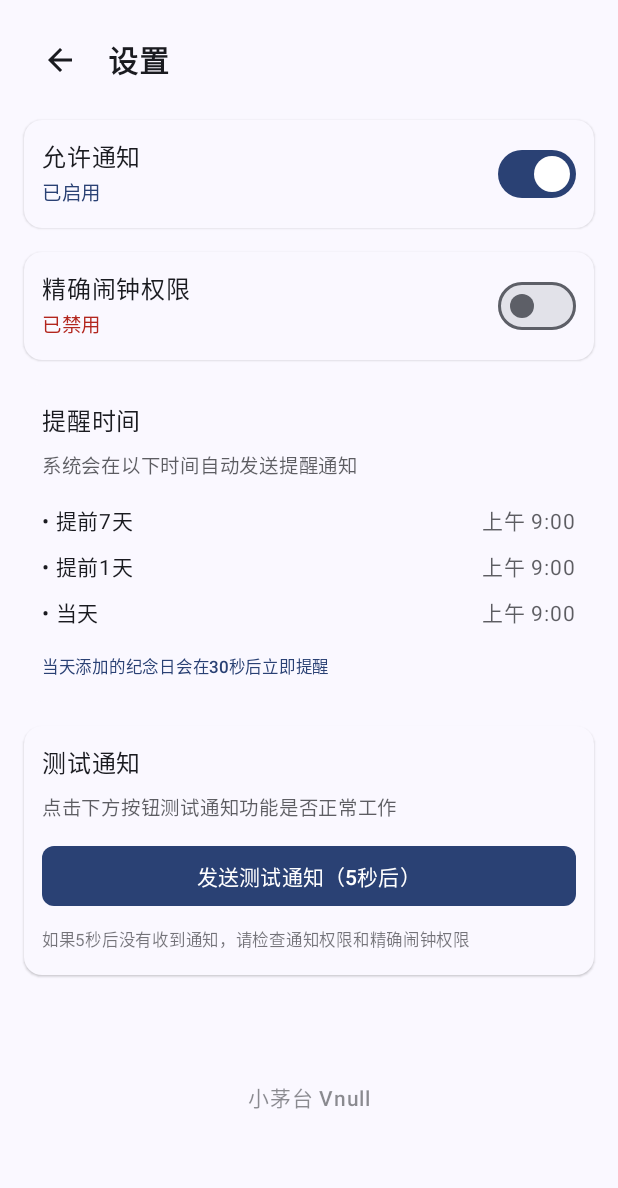
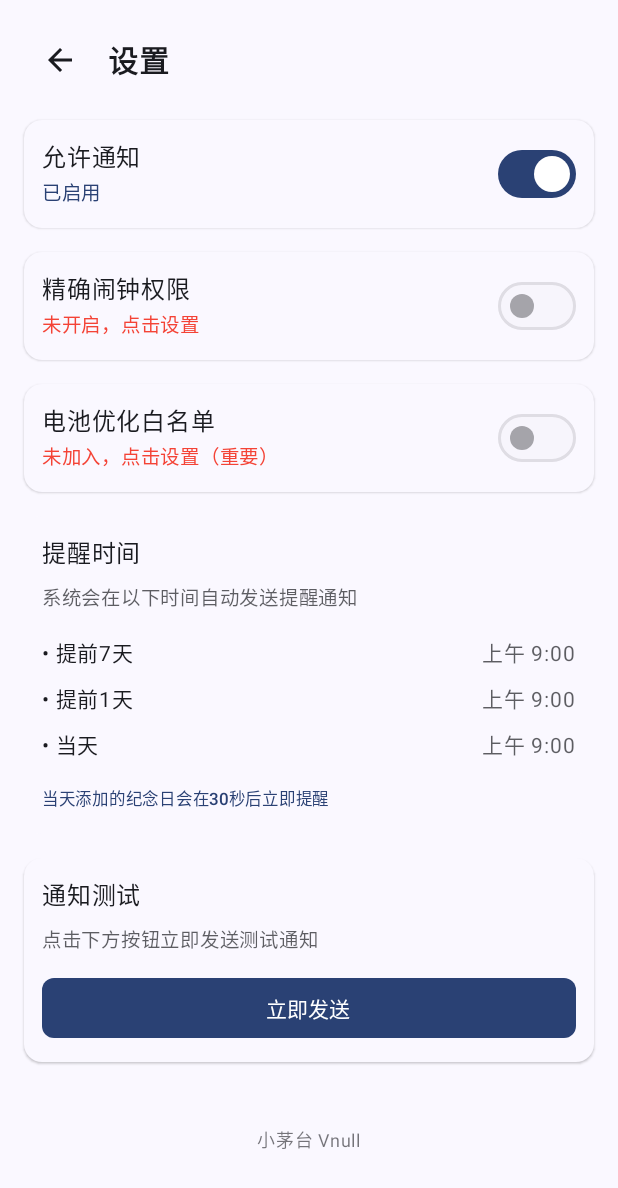
Before and after one commit to hc353167950/xiaomaotai, an Android app built with Jetpack Compose: the composable SettingsScreen shown on its own in the app's theme, on a phone screen of 412 x 824 dp. Shown: the top 1188 px of the screen. Run offline under Robolectric (Android 15) with nearby library versions, the phone set to English and light mode, and no system bars.

Commit message:
Fix notification system and optimize settings UI
- Remove unnecessary test files (LeapMonthTest.kt, ExampleUnitTest.kt, ExampleInstrumentedTest.kt)
- Fix duplicate reminder prevention for all reminder types (7天前/1天前/当天)
- Improve day calculation precision using date-only comparison
- Implement smart immediate reminder logic for same-day events
- Fix settings page UI issues:
  - Remove duplicate test notification card
  - Move version info to follow page content (non-fixed position)
  - Adjust reminder time and test notification order
  - Remove unnecessary notification check reminder text
- Enhance notification channel configuration and battery optimization handling

```diff
--- a/app/src/main/java/com/example/xiaomaotai/SettingsScreen.kt
+++ b/app/src/main/java/com/example/xiaomaotai/SettingsScreen.kt
@@ -14,6 +14,7 @@ import androidx.compose.material3.*
 import androidx.compose.runtime.*
 import androidx.compose.ui.Alignment
 import androidx.compose.ui.Modifier
+import androidx.compose.ui.graphics.Color
 import androidx.compose.ui.platform.LocalContext
 import androidx.compose.ui.text.font.FontWeight
 import androidx.compose.ui.unit.dp
@@ -71,7 +72,7 @@ fun SettingsScreen(onNavigateBack: () -> Unit = {}) {
                 .fillMaxSize()
                 .verticalScroll(rememberScrollState())
                 .padding(horizontal = 16.dp, vertical = 16.dp)
-                .padding(bottom = 140.dp), // 为底部版本信息预留更多空间
+                .padding(bottom = 120.dp), // 为底部版本信息和导航栏预留足够空间
             verticalArrangement = Arrangement.spacedBy(16.dp)
         ) {
         // 简约顶部导航栏
@@ -145,7 +146,7 @@ fun SettingsScreen(onNavigateBack: () -> Unit = {}) {
             }
         }
 
-        // 精确闹钟权限设置项
+        // 精确闹钟权限设置
         Card(
             modifier = Modifier.fillMaxWidth(),
             elevation = CardDefaults.cardElevation(defaultElevation = 1.dp),
@@ -153,18 +154,16 @@ fun SettingsScreen(onNavigateBack: () -> Unit = {}) {
                 containerColor = MaterialTheme.colorScheme.surface
             )
         ) {
-            Column(
-                modifier = Modifier.padding(12.dp)
-            ) {
             Row(
                 modifier = Modifier
                     .fillMaxWidth()
                     .clickable {
-                            val intent = Intent(Settings.ACTION_REQUEST_SCHEDULE_EXACT_ALARM).apply {
-                                data = android.net.Uri.parse("package:${context.packageName}")
+                        if (!permissionSummary.hasExactAlarm) {
+                            val intent = Intent(Settings.ACTION_REQUEST_SCHEDULE_EXACT_ALARM)
+                            context.startActivity(intent)
                         }
-                            context.startActivity(intent)
-                        },
+                    }
+                    .padding(12.dp),
                 horizontalArrangement = Arrangement.SpaceBetween,
                 verticalAlignment = Alignment.CenterVertically
             ) {
@@ -176,24 +175,84 @@ fun SettingsScreen(onNavigateBack: () -> Unit = {}) {
                         color = MaterialTheme.colorScheme.onSurface
                     )
                     Text(
-                            text = if (permissionSummary.hasExactAlarm) "已启用" else "已禁用",
+                        text = if (permissionSummary.hasExactAlarm) "已开启" else "未开启，点击设置",
                         fontSize = 13.sp,
                         color = if (permissionSummary.hasExactAlarm)
-                                MaterialTheme.colorScheme.primary
+                            Color(0xFF4CAF50)
                         else
-                                MaterialTheme.colorScheme.error
+                            Color(0xFFF44336)
                     )
                 }
+
                 Switch(
                     checked = permissionSummary.hasExactAlarm,
-                        onCheckedChange = {
-                            val intent = Intent(Settings.ACTION_REQUEST_SCHEDULE_EXACT_ALARM).apply {
+                    onCheckedChange = { },
+                    enabled = false
+                )
+            }
+        }
+
+        // 电池优化白名单设置
+        Card(
+            modifier = Modifier.fillMaxWidth(),
+            elevation = CardDefaults.cardElevation(defaultElevation = 1.dp),
+            colors = CardDefaults.cardColors(
+                containerColor = MaterialTheme.colorScheme.surface
+            )
+        ) {
+            Row(
+                modifier = Modifier
+                    .fillMaxWidth()
+                    .clickable {
+                        if (!permissionSummary.isIgnoringBatteryOptimization) {
+                            val permissionManager = PermissionManager(context)
+                            try {
+                                val intent = permissionManager.getBatteryOptimizationSettingsIntent()
+                                context.startActivity(intent)
+                            } catch (e: Exception) {
+                                // 如果无法打开设置页面，尝试打开通用电池优化设置
+                                try {
+                                    val fallbackIntent = Intent(Settings.ACTION_IGNORE_BATTERY_OPTIMIZATION_SETTINGS)
+                                    context.startActivity(fallbackIntent)
+                                } catch (e2: Exception) {
+                                    // 最后的备用方案：打开应用设置页面
+                                    val appSettingsIntent = Intent(Settings.ACTION_APPLICATION_DETAILS_SETTINGS).apply {
                                         data = android.net.Uri.parse("package:${context.packageName}")
                                     }
-                            context.startActivity(intent)
+                                    context.startActivity(appSettingsIntent)
                                 }
+                            }
+                        }
+                    }
+                    .padding(12.dp),
+                horizontalArrangement = Arrangement.SpaceBetween,
+                verticalAlignment = Alignment.CenterVertically
+            ) {
+                Column(modifier = Modifier.weight(1f)) {
+                    Text(
+                        text = "电池优化白名单",
+                        fontSize = 16.sp,
+                        fontWeight = FontWeight.Medium,
+                        color = MaterialTheme.colorScheme.onSurface
+                    )
+                    Text(
+                        text = if (permissionSummary.isIgnoringBatteryOptimization)
+                            "已加入白名单"
+                        else
+                            "未加入，点击设置（重要）",
+                        fontSize = 13.sp,
+                        color = if (permissionSummary.isIgnoringBatteryOptimization)
+                            Color(0xFF4CAF50)
+                        else
+                            Color(0xFFF44336)
                     )
                 }
+
+                Switch(
+                    checked = permissionSummary.isIgnoringBatteryOptimization,
+                    onCheckedChange = { },
+                    enabled = false
+                )
             }
         }
 
@@ -264,7 +323,7 @@ fun SettingsScreen(onNavigateBack: () -> Unit = {}) {
             }
         }
 
-        // 测试通知功能
+        // 通知测试功能
         Card(
             modifier = Modifier.fillMaxWidth(),
             elevation = CardDefaults.cardElevation(defaultElevation = 1.dp),
@@ -276,7 +335,7 @@ fun SettingsScreen(onNavigateBack: () -> Unit = {}) {
                 modifier = Modifier.padding(12.dp)
             ) {
                 Text(
-                    text = "测试通知",
+                    text = "通知测试",
                     fontSize = 16.sp,
                     fontWeight = FontWeight.Medium,
                     color = MaterialTheme.colorScheme.onSurface,
@@ -284,7 +343,7 @@ fun SettingsScreen(onNavigateBack: () -> Unit = {}) {
                 )
 
                 Text(
-                    text = "点击下方按钮测试通知功能是否正常工作",
+                    text = "点击下方按钮立即发送测试通知",
                     fontSize = 13.sp,
                     color = MaterialTheme.colorScheme.onSurface.copy(alpha = 0.7f),
                     modifier = Modifier.padding(bottom = 10.dp)
@@ -293,7 +352,7 @@ fun SettingsScreen(onNavigateBack: () -> Unit = {}) {
                 Button(
                     onClick = {
                         val reminderManager = ReminderManager(context)
-                        reminderManager.sendTestNotification()
+                        reminderManager.sendImmediateTestNotification()
                     },
                     modifier = Modifier.fillMaxWidth(),
                     colors = ButtonDefaults.buttonColors(
@@ -302,37 +361,28 @@ fun SettingsScreen(onNavigateBack: () -> Unit = {}) {
                     shape = RoundedCornerShape(8.dp)
                 ) {
                     Text(
-                        text = "发送测试通知（5秒后）",
+                        text = "立即发送",
                         fontSize = 14.sp,
                         fontWeight = FontWeight.Medium
                     )
                 }
-
-                Text(
-                    text = "如果5秒后没有收到通知，请检查通知权限和精确闹钟权限",
-                    fontSize = 11.sp,
-                    color = MaterialTheme.colorScheme.onSurface.copy(alpha = 0.6f),
-                    modifier = Modifier.padding(top = 6.dp)
-                )
             }
         }
-        } // 结束主要内容区域的Column
 
-        // 固定在底部的版本信息 - 动态适配
+        // 版本信息 - 跟随页面内容底部
         Box(
             modifier = Modifier
-                .align(Alignment.BottomCenter)
                 .fillMaxWidth()
-                .padding(horizontal = 30.dp)
-                .padding(bottom = 80.dp), // 增加距离底部导航栏的距离
+                .padding(vertical = 24.dp),
             contentAlignment = Alignment.Center
         ) {
             Text(
                 text = "小茅台 V$versionName",
-                fontSize = 14.sp,
-                color = MaterialTheme.colorScheme.onSurface.copy(alpha = 0.5f), // 提高可见度
-                fontWeight = FontWeight.Medium
+                fontSize = 12.sp,
+                color = MaterialTheme.colorScheme.onSurface.copy(alpha = 0.6f),
+                fontWeight = FontWeight.Normal
             )
         }
+        } // 结束主要内容区域的Column
     } // 结束Box
 }
```
Also changed, not shown: app/src/main/java/com/example/xiaomaotai/ReminderManager.kt (+165 -88 lines), app/src/main/java/com/example/xiaomaotai/ReminderReceiver.kt (+57 -6 lines), 3 other files. Lines whose indentation alone changed are shown as unchanged.
